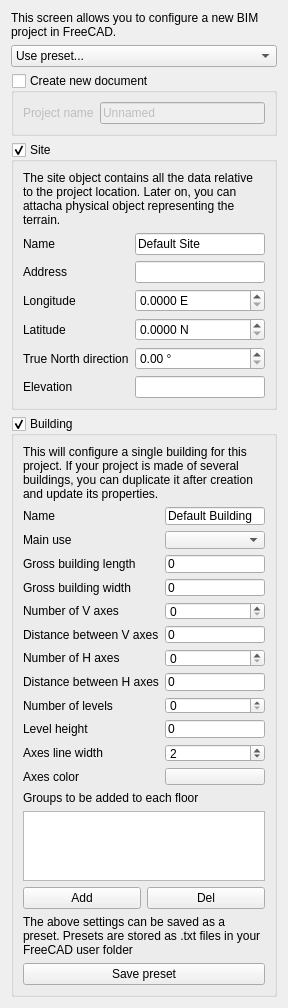
Old version of the form dialogProject.ui in the repository yorikvanhavre/BIM_Workbench.
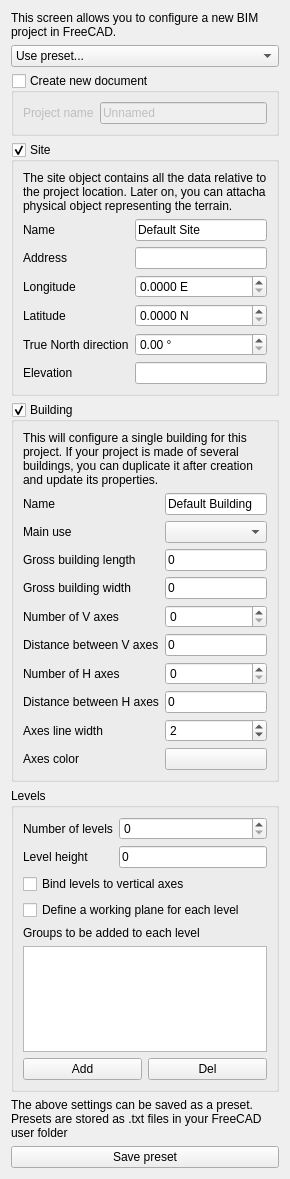
New version of the form. Icons and pictures are not drawn. Custom widgets are drawn as their Qt base class.

Commit message: Further work on Project dialog

Patch:
```diff
--- a/dialogProject.ui
+++ b/dialogProject.ui
@@ -6,8 +6,8 @@
    <rect>
     <x>0</x>
     <y>0</y>
-    <width>288</width>
-    <height>1008</height>
+    <width>290</width>
+    <height>1179</height>
    </rect>
   </property>
   <property name="windowTitle">
@@ -289,13 +289,6 @@
           </property>
          </widget>
         </item>
-        <item row="11" column="0">
-         <widget class="QLabel" name="label_15">
-          <property name="text">
-           <string>Number of levels</string>
-          </property>
-         </widget>
-        </item>
         <item row="3" column="0">
          <widget class="QLabel" name="label_10">
           <property name="text">
@@ -303,13 +296,6 @@
           </property>
          </widget>
         </item>
-        <item row="12" column="0">
-         <widget class="QLabel" name="label_16">
-          <property name="text">
-           <string>Level height</string>
-          </property>
-         </widget>
-        </item>
         <item row="9" column="1">
          <widget class="QSpinBox" name="countHAxes">
           <property name="value">
@@ -317,16 +303,6 @@
           </property>
          </widget>
         </item>
-        <item row="11" column="1">
-         <widget class="QSpinBox" name="countLevels">
-          <property name="singleStep">
-           <number>1</number>
-          </property>
-          <property name="value">
-           <number>0</number>
-          </property>
-         </widget>
-        </item>
         <item row="5" column="1">
          <widget class="Gui::InputField" name="buildingWidth">
           <property name="text">
@@ -381,16 +357,6 @@
           </property>
          </widget>
         </item>
-        <item row="12" column="1">
-         <widget class="Gui::InputField" name="levelHeight">
-          <property name="text">
-           <string>0 </string>
-          </property>
-          <property name="unit" stdset="0">
-           <string notr="true"/>
-          </property>
-         </widget>
-        </item>
         <item row="14" column="1">
          <widget class="Gui::ColorButton" name="lineColor">
           <property name="color">
@@ -411,10 +377,71 @@
         </item>
        </layout>
       </item>
+     </layout>
+    </widget>
+   </item>
+   <item>
+    <widget class="QGroupBox" name="groupBox">
+     <property name="title">
+      <string>Levels</string>
+     </property>
+     <layout class="QVBoxLayout" name="verticalLayout_4">
+      <item>
+       <layout class="QGridLayout" name="gridLayout_4">
+        <item row="0" column="1">
+         <widget class="QSpinBox" name="countLevels">
+          <property name="singleStep">
+           <number>1</number>
+          </property>
+          <property name="value">
+           <number>0</number>
+          </property>
+         </widget>
+        </item>
+        <item row="1" column="0">
+         <widget class="QLabel" name="label_16">
+          <property name="text">
+           <string>Level height</string>
+          </property>
+         </widget>
+        </item>
+        <item row="1" column="1">
+         <widget class="Gui::InputField" name="levelHeight">
+          <property name="text">
+           <string>0 </string>
+          </property>
+          <property name="unit" stdset="0">
+           <string notr="true"/>
+          </property>
+         </widget>
+        </item>
+        <item row="0" column="0">
+         <widget class="QLabel" name="label_15">
+          <property name="text">
+           <string>Number of levels</string>
+          </property>
+         </widget>
+        </item>
+       </layout>
+      </item>
+      <item>
+       <widget class="QCheckBox" name="levelsAxis">
+        <property name="text">
+         <string>Bind levels to vertical axes</string>
+        </property>
+       </widget>
+      </item>
+      <item>
+       <widget class="QCheckBox" name="levelsWP">
+        <property name="text">
+         <string>Define a working plane for each level</string>
+        </property>
+       </widget>
+      </item>
       <item>
        <widget class="QLabel" name="label_17">
         <property name="text">
-         <string>Groups to be added to each floor</string>
+         <string>Groups to be added to each level</string>
         </property>
        </widget>
       </item>
@@ -459,6 +486,9 @@
         </item>
        </layout>
       </item>
+     </layout>
+    </widget>
+   </item>
       <item>
        <widget class="QLabel" name="label_24">
         <property name="text">
@@ -479,9 +509,6 @@
           <normaloff/>
          </iconset>
         </property>
-       </widget>
-      </item>
-     </layout>
     </widget>
    </item>
   </layout>
```
Lines whose indentation alone changed are shown as unchanged. The commit also changes 9 other files.
